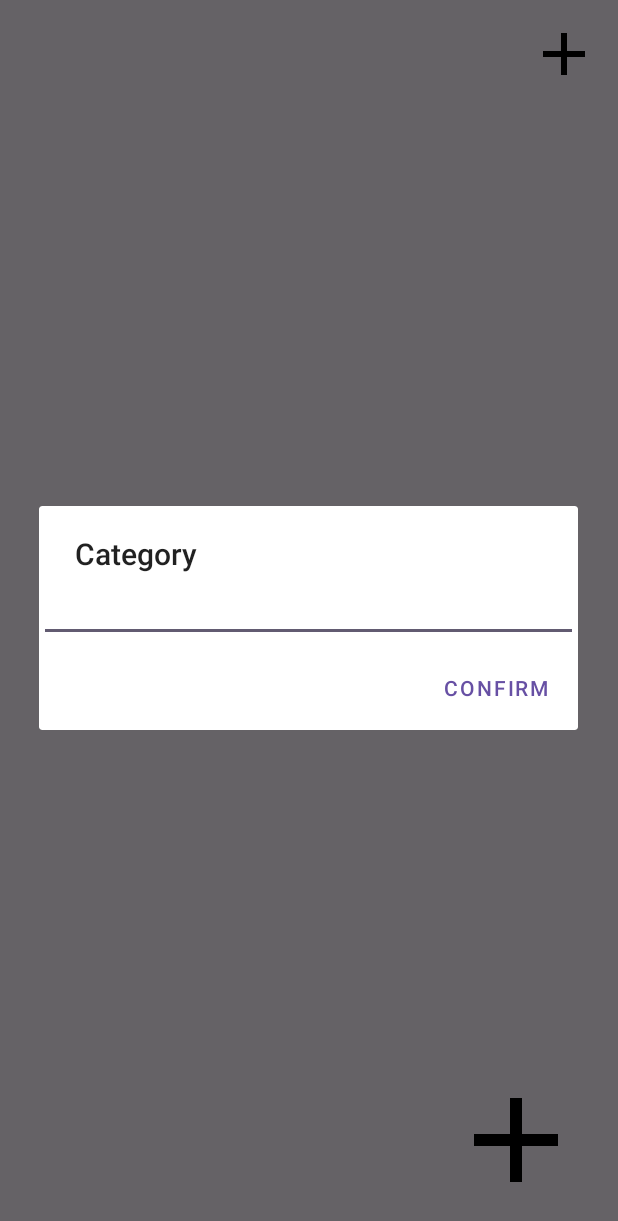
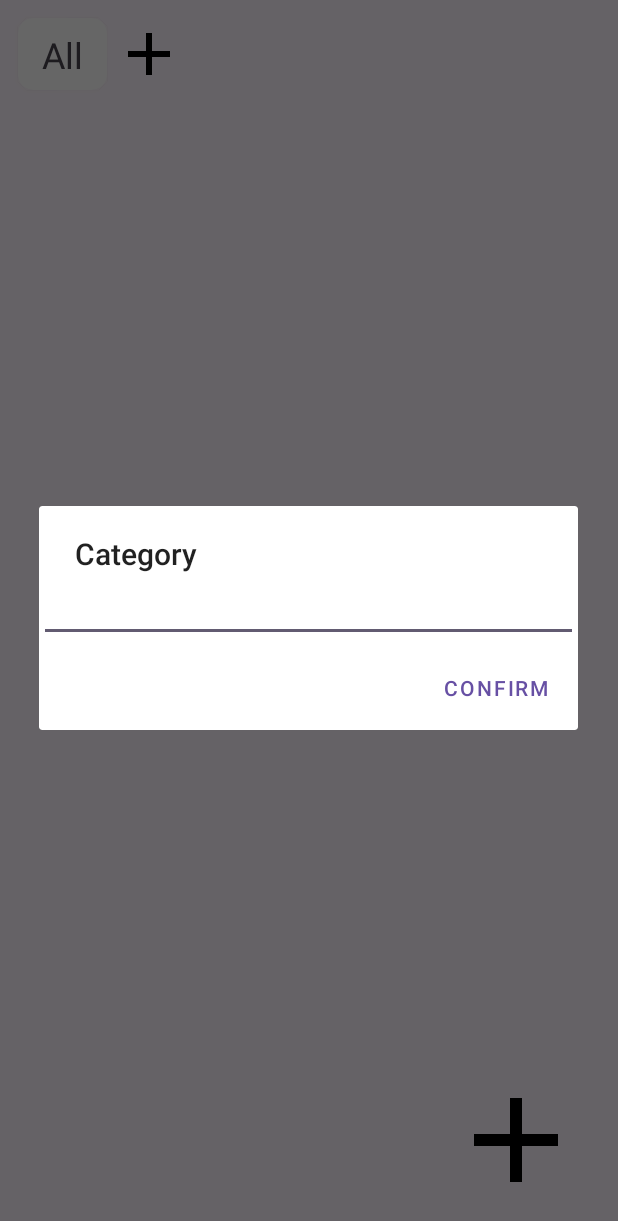
Before and after one commit to olexii8bit/NotesApp, an Android app: the screen it shows after launch (MainActivity), after a tap on "Add Category", on a phone screen of 412 x 824 dp. Shown: the top 1221 px of the screen. Run offline under Robolectric (Android 15) with nearby library versions, the phone set to English and light mode, and no system bars; our stand-ins replace Room's generated code.

Commit message:
CategoriesFragment ui refactor

```diff
--- a/app/src/main/java/com/olexii8bit/notesapp/presentation/category/CategoriesFragment.kt
+++ b/app/src/main/java/com/olexii8bit/notesapp/presentation/category/CategoriesFragment.kt
@@ -36,7 +36,10 @@ class CategoriesFragment : Fragment() {
         val onUpdateCategory: (Category) -> Unit = { model.updateCategory(it) }
         val onDeleteCategory: (Category) -> Unit = { model.deleteCategory(it) }
 
-        val adapter = CategoryRecyclerAdapter { category: Category ->
+        val onItemClick: (Category) -> Unit = { category: Category ->
+
+        }
+        val onItemLongClick: (Category) -> Unit = { category: Category ->
             navigator().showCategoryEditDialog(
                 category,
                 viewLifecycleOwner,
@@ -45,18 +48,30 @@ class CategoriesFragment : Fragment() {
             )
         }
 
+        val adapter = CategoryRecyclerAdapter(onItemLongClick, onItemClick)
+        binding.categoriesRecycler.adapter = adapter
+        binding.categoriesRecycler.layoutManager =
+            object : LinearLayoutManager(
+                this.requireContext(),
+                HORIZONTAL,
+                false
+            ) {
+                override fun canScrollHorizontally() = false
+            }
+
+
         binding.addCategoryButton.setOnClickListener {
             navigator().showNewCategoryDialog(viewLifecycleOwner, onNewCategory)
         }
 
-        binding.categoriesRecycler.layoutManager =
-            LinearLayoutManager(this.requireContext(), LinearLayoutManager.HORIZONTAL, false)
-        binding.categoriesRecycler.adapter = adapter
+        binding.showAllCategoriesTextView.setOnClickListener {
 
-        model.categories.observe(viewLifecycleOwner) {
-            adapter.set(it)
+        }
+
+        model.categories.observe(viewLifecycleOwner) { items: List<Category> ->
+            adapter.set(items)
             Log.d("ddd", "Observed categories")
-            it.forEach { element: Category ->
+            items.forEach { element: Category ->
                 Log.d("ddd", element.toString())
             }
         }
--- a/app/src/main/java/com/olexii8bit/notesapp/presentation/category/CategoryRecyclerAdapter.kt
+++ b/app/src/main/java/com/olexii8bit/notesapp/presentation/category/CategoryRecyclerAdapter.kt
@@ -9,6 +9,7 @@ import com.olexii8bit.notesapp.databinding.CategoryItemBinding
 
 class CategoryRecyclerAdapter(
     private val onItemLongClickListener: (Category) -> Unit = { },
+    private val onItemClickListener: (Category) -> Unit = { }
 ) : Adapter<CategoryRecyclerAdapter.ViewHolder>() {
 
     private val items: MutableList<Category> = mutableListOf()
@@ -23,12 +24,8 @@ class CategoryRecyclerAdapter(
     }
 
     override fun onBindViewHolder(holder: CategoryRecyclerAdapter.ViewHolder, position: Int) {
-        if (items.isNotEmpty()) {
-            holder.bind(items[position])
-        }
+        holder.bind(items[position])
     }
-
-    override fun getItemCount(): Int = items.size
 
     inner class ViewHolder(private val binding: CategoryItemBinding) :
         RecyclerView.ViewHolder(binding.root) {
@@ -37,9 +34,14 @@ class CategoryRecyclerAdapter(
                 onItemLongClickListener(item)
                 true
             }
+            binding.root.setOnClickListener {
+                onItemClickListener(item)
+            }
             binding.nameTextView.text = item.name
         }
     }
+
+    override fun getItemCount(): Int = items.size
 
     fun set(elements: List<Category>) {
         val currentSize = this.items.size
--- a/app/src/main/res/layout/category_item.xml
+++ b/app/src/main/res/layout/category_item.xml
@@ -16,12 +16,10 @@
         android:layout_height="wrap_content"
         android:layout_gravity="center"
         android:layout_margin="@dimen/smallMargin"
-
         android:padding="@dimen/smallPadding"
         android:paddingStart="@dimen/mediumPadding"
         android:paddingEnd="@dimen/mediumPadding"
         tools:text="@android:string/paste"
-
         android:textSize="@dimen/bigTextSize" />
 
 </androidx.cardview.widget.CardView>
--- a/app/src/main/res/layout/fragment_categories.xml
+++ b/app/src/main/res/layout/fragment_categories.xml
@@ -4,19 +4,50 @@
     xmlns:tools="http://schemas.android.com/tools"
     xmlns:app="http://schemas.android.com/apk/res-auto"
     tools:context=".presentation.category.CategoriesFragment"
-    android:padding="@dimen/smallPadding"
     android:layout_margin="@dimen/smallMargin"
     app:cardCornerRadius="@dimen/bigCornerRadius"
     android:layout_width="match_parent"
     android:layout_height="wrap_content">
 
+    <HorizontalScrollView
+        android:layout_width="wrap_content"
+        android:layout_height="wrap_content"
+        app:layout_constraintTop_toTopOf="parent"
+        app:layout_constraintStart_toStartOf="parent"
+        app:layout_constraintBottom_toBottomOf="parent"
+        android:scrollbars="none"
+        android:orientation="horizontal">
+        <LinearLayout
+            android:layout_width="wrap_content"
+            android:layout_height="wrap_content"
+            android:orientation="horizontal">
+
+            <androidx.cardview.widget.CardView
+                android:layout_width="wrap_content"
+                android:layout_height="@dimen/baseButtonHeightWidth"
+                app:cardCornerRadius="@dimen/bigCornerRadius"
+                android:elevation="@dimen/elevation"
+                android:layout_margin="@dimen/smallMargin">
+
+                <TextView
+                    android:id="@+id/show_all_categories_text_view"
+                    android:layout_width="wrap_content"
+                    android:layout_height="wrap_content"
+                    android:layout_gravity="center"
+                    android:layout_margin="@dimen/smallMargin"
+                    android:padding="@dimen/smallPadding"
+                    android:paddingStart="@dimen/mediumPadding"
+                    android:paddingEnd="@dimen/mediumPadding"
+                    android:text="@string/all"
+                    android:textSize="@dimen/bigTextSize" />
+
+            </androidx.cardview.widget.CardView>
 
             <androidx.recyclerview.widget.RecyclerView
                 android:id="@+id/categoriesRecycler"
-        android:layout_width="0dp"
+                android:layout_width="wrap_content"
                 android:layout_height="wrap_content"
                 tools:listitem="@layout/category_item"
-        app:layout_constraintHorizontal_bias="0"
                 app:layout_constraintTop_toTopOf="parent"
                 app:layout_constraintStart_toStartOf="parent"
                 app:layout_constraintEnd_toStartOf="@id/addCategoryButton"
@@ -26,15 +57,15 @@
                 android:id="@+id/addCategoryButton"
                 android:layout_width="wrap_content"
                 android:layout_height="@dimen/baseButtonHeightWidth"
-        app:flow_verticalBias="0.5"
+                android:layout_gravity="center"
                 android:adjustViewBounds="true"
                 android:scaleType="fitCenter"
                 android:background="@android:color/transparent"
                 android:src="@drawable/add"
-        app:layout_constraintHorizontal_bias="1"
-        app:layout_constraintTop_toTopOf="parent"
-        app:layout_constraintEnd_toEndOf="parent"
-        app:layout_constraintBottom_toBottomOf="parent"
                 android:contentDescription="@string/addCategory"/>
 
+        </LinearLayout>
+    </HorizontalScrollView>
+
+
 </androidx.constraintlayout.widget.ConstraintLayout>
--- a/app/src/main/res/values/strings.xml
+++ b/app/src/main/res/values/strings.xml
@@ -7,6 +7,7 @@
     <string name="goBack">Go back</string>
     <string name="startInput">Start input…</string>
     <string name="delete">Delete</string>
+    <string name="all">All</string>
 
     <string name="categoryDialogTitle">Category</string>
     <string name="categoryDialogConfirm">Confirm</string>
```
Lines whose indentation alone changed are shown as unchanged.
